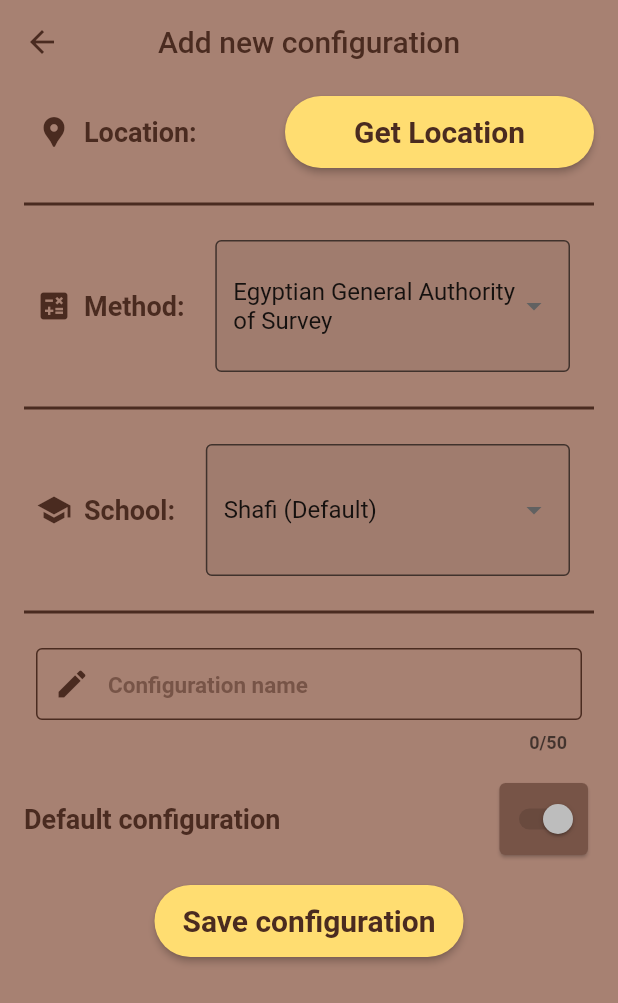
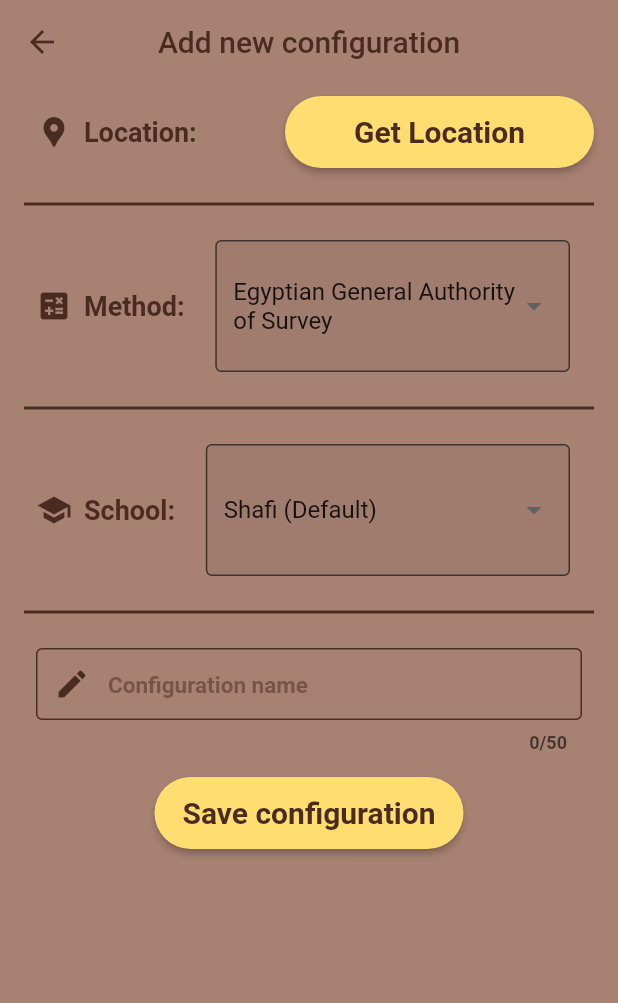
Before and after one commit to MuhammadEssam96/muslim_prayer_times, a Flutter app: the AddConfigScreen screen opened directly, on a phone screen of 412 x 824 dp. Shown: the top 1003 px of the screen. Run offline on Flutter 3.47's test engine with Material 2 defaults, Android fonts, the phone set to English and light mode, and no system bars; our stand-ins replace get, google_maps_flutter, hive, hive_flutter, introduction_screen, location; missing offline and left inert: geocode, location_permissions; accounts and stored records are empty; generated files the repository leaves out were written again.

Commit message:
Remove setting the config as default from the form

```diff
--- a/lib/ui/screens/add_config_screen.dart
+++ b/lib/ui/screens/add_config_screen.dart
@@ -1,7 +1,6 @@
 import 'package:flutter/material.dart';
 import 'package:get/get.dart';
 import 'package:muslim_prayer_times/controllers/config_form_controller.dart';
-import 'package:muslim_prayer_times/controllers/configs_controller.dart';
 import 'package:muslim_prayer_times/data/models/config_model.dart';
 import 'package:muslim_prayer_times/ui/screens/get_location_screen.dart';
 import 'package:muslim_prayer_times/ui/values/colors.dart';
@@ -14,7 +13,6 @@ class AddConfigScreen extends StatelessWidget {
 
   @override
   Widget build(BuildContext context) {
-    final ConfigsController configsController = Get.find<ConfigsController>();
     return Scaffold(
       appBar: DefaultAppBar.appBar("Add new configuration"),
       backgroundColor: AppColors.primaryColorLight,
@@ -240,27 +238,6 @@ class AddConfigScreen extends StatelessWidget {
                         )
                       ),
                       const SizedBox(height: 16.0),
-                      Row(
-                        mainAxisAlignment: MainAxisAlignment.spaceBetween,
-                        children: [
-                          const Text(
-                            "Default configuration",
-                            style: TextStyle(
-                              fontSize: 18.0,
-                              fontWeight: FontWeight.bold,
-                              color: AppColors.primaryColorDark
-                            )
-                          ),
-                          Card(
-                            color: AppColors.primaryColor,
-                            child: Switch(
-                              value: configsController.configsList.isEmpty || controller.configDefaultSelected,
-                              onChanged: configsController.configsList.isEmpty ? null : (value) => controller.configDefaultSelected = value,
-                            )
-                          )
-                        ]
-                      ),
-                      const SizedBox(height: 16.0),
                       DefaultMaterialButton(
                         text: "Save configuration",
                         onPressed: () {
```
